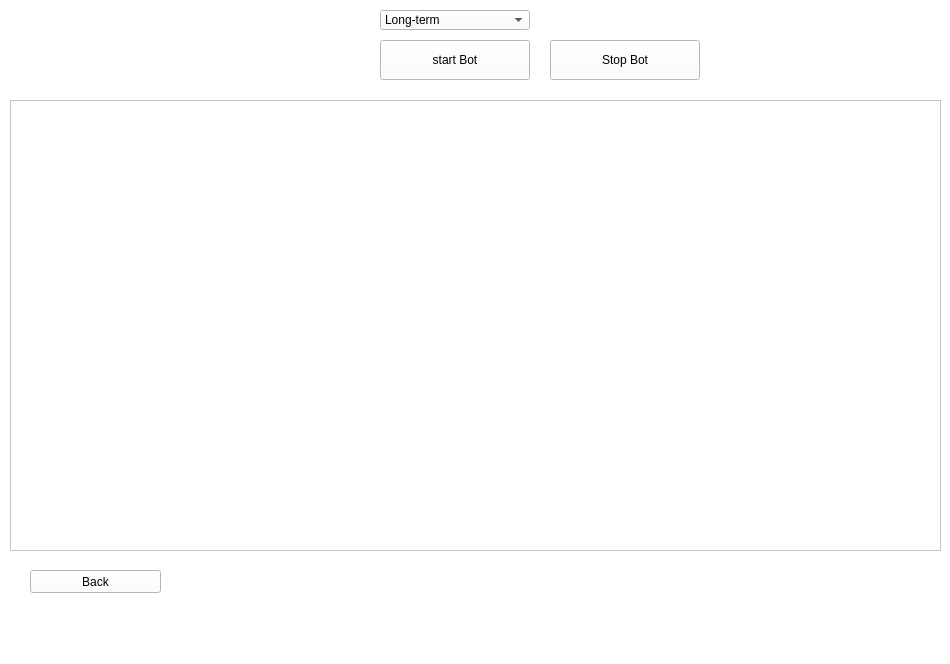
Above: freqtrade/GUI/livetrading.ui from Sypers/SeniorProject before the change. Below: the same form after it.
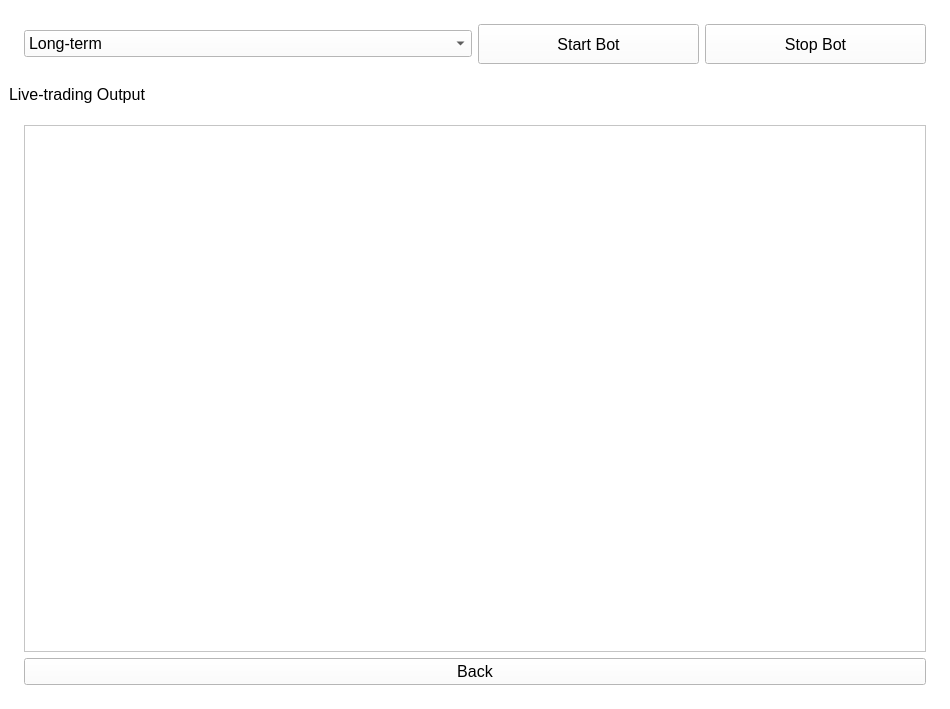
That is the form after the change.

Commit message: Implemented new improved designes for GUI

The edit to the form file:
```diff
--- a/freqtrade/GUI/livetrading.ui
+++ b/freqtrade/GUI/livetrading.ui
@@ -7,7 +7,7 @@
     <x>0</x>
     <y>0</y>
     <width>950</width>
-    <height>664</height>
+    <height>709</height>
    </rect>
   </property>
   <property name="windowTitle">
@@ -17,14 +17,27 @@
    <string notr="true">background-color: rgb(255, 255, 255);</string>
   </property>
   <widget class="QWidget" name="centralwidget">
+   <layout class="QGridLayout" name="gridLayout">
+    <item row="0" column="0">
+     <layout class="QHBoxLayout" name="horizontalLayout_2">
+      <property name="leftMargin">
+       <number>15</number>
+      </property>
+      <property name="topMargin">
+       <number>15</number>
+      </property>
+      <property name="rightMargin">
+       <number>15</number>
+      </property>
+      <property name="bottomMargin">
+       <number>15</number>
+      </property>
+      <item>
    <widget class="QComboBox" name="comboBox">
-    <property name="geometry">
-     <rect>
-      <x>380</x>
-      <y>10</y>
-      <width>150</width>
-      <height>20</height>
-     </rect>
+        <property name="font">
+         <font>
+          <pointsize>12</pointsize>
+         </font>
     </property>
     <item>
      <property name="text">
@@ -42,41 +55,65 @@
      </property>
     </item>
    </widget>
+      </item>
+      <item>
+       <layout class="QHBoxLayout" name="horizontalLayout">
+        <item>
    <widget class="QPushButton" name="start">
-    <property name="geometry">
-     <rect>
-      <x>380</x>
-      <y>40</y>
-      <width>150</width>
+          <property name="minimumSize">
+           <size>
+            <width>0</width>
       <height>40</height>
-     </rect>
-    </property>
+           </size>
+          </property>
+          <property name="font">
+           <font>
+            <pointsize>12</pointsize>
+           </font>
+          </property>
     <property name="text">
-     <string>start Bot</string>
-    </property>
-   </widget>
-   <widget class="QPushButton" name="back">
-    <property name="geometry">
-     <rect>
-      <x>30</x>
-      <y>570</y>
-      <width>131</width>
-      <height>23</height>
-     </rect>
-    </property>
+           <string>Start Bot</string>
+          </property>
+         </widget>
+        </item>
+        <item>
+         <widget class="QPushButton" name="stop">
+          <property name="minimumSize">
+           <size>
+            <width>0</width>
+            <height>40</height>
+           </size>
+          </property>
+          <property name="font">
+           <font>
+            <pointsize>12</pointsize>
+           </font>
+          </property>
     <property name="text">
-     <string>Back</string>
-    </property>
-   </widget>
+           <string>Stop Bot</string>
+          </property>
+         </widget>
+        </item>
+       </layout>
+      </item>
+     </layout>
+    </item>
+    <item row="2" column="0">
+     <layout class="QVBoxLayout" name="verticalLayout">
+      <property name="leftMargin">
+       <number>15</number>
+      </property>
+      <property name="topMargin">
+       <number>15</number>
+      </property>
+      <property name="rightMargin">
+       <number>15</number>
+      </property>
+      <property name="bottomMargin">
+       <number>15</number>
+      </property>
+      <item>
    <widget class="QTextEdit" name="console">
-    <property name="geometry">
-     <rect>
-      <x>10</x>
-      <y>100</y>
-      <width>931</width>
-      <height>451</height>
-     </rect>
-    </property>
     <property name="styleSheet">
      <string notr="true">font: 8pt &quot;Consolas&quot;;</string>
     </property>
@@ -88,19 +125,34 @@
 &lt;p style=&quot;-qt-paragraph-type:empty; margin-top:0px; margin-bottom:0px; margin-left:0px; margin-right:0px; -qt-block-indent:0; text-indent:0px; font-family:'MS Shell Dlg 2'; font-size:8.25pt;&quot;&gt;&lt;br /&gt;&lt;/p&gt;&lt;/body&gt;&lt;/html&gt;</string>
     </property>
    </widget>
-   <widget class="QPushButton" name="stop">
-    <property name="geometry">
-     <rect>
-      <x>550</x>
-      <y>40</y>
-      <width>150</width>
-      <height>40</height>
-     </rect>
+      </item>
+      <item>
+       <widget class="QPushButton" name="back">
+        <property name="font">
+         <font>
+          <pointsize>12</pointsize>
+         </font>
     </property>
     <property name="text">
-     <string>Stop Bot</string>
-    </property>
-   </widget>
+         <string>Back</string>
+        </property>
+       </widget>
+      </item>
+     </layout>
+    </item>
+    <item row="1" column="0">
+     <widget class="QLabel" name="label">
+      <property name="font">
+       <font>
+        <pointsize>12</pointsize>
+       </font>
+      </property>
+      <property name="text">
+       <string>Live-trading Output</string>
+      </property>
+     </widget>
+    </item>
+   </layout>
   </widget>
  </widget>
  <resources/>
```
Left out of the diff: 4 changed lines with no effect on the pictures. Lines whose indentation alone changed are shown as unchanged. The commit also changes 5 other files.
